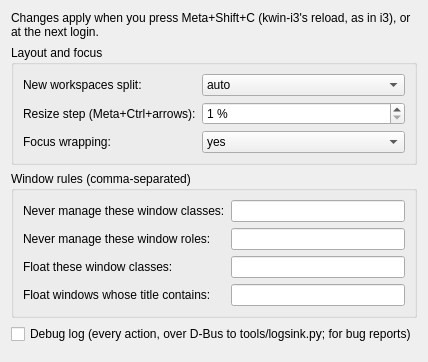
Above: package/contents/ui/config.ui from grandpaul2/kwin-i3 before the change. Below: the same form after it.
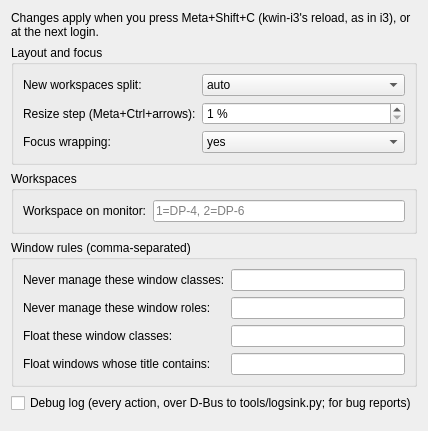
That is the form after the change.

Commit message: Settings step (c): workspace outputs, i3's workspace N output X (docs/spec-settings.md; not live)

What changed in the file:
```diff
--- a/package/contents/ui/config.ui
+++ b/package/contents/ui/config.ui
@@ -113,6 +113,32 @@
      </layout>
     </widget>
    </item>
+   <item>
+    <widget class="QGroupBox" name="workspacesGroup">
+     <property name="title">
+      <string>Workspaces</string>
+     </property>
+     <layout class="QFormLayout" name="workspacesLayout">
+      <item row="0" column="0">
+       <widget class="QLabel" name="workspaceOutputsLabel">
+        <property name="text">
+         <string>Workspace on monitor:</string>
+        </property>
+       </widget>
+      </item>
+      <item row="0" column="1">
+       <widget class="QLineEdit" name="kcfg_workspaceOutputs">
+        <property name="placeholderText">
+         <string>1=DP-4, 2=DP-6</string>
+        </property>
+        <property name="toolTip">
+         <string>i3's "workspace N output X": a workspace lives on that monitor, by its connector name (kscreen-doctor -o lists them). Applies at login, when the monitor appears, and to a workspace first used after the change. Unlisted workspaces: 1 on the primary monitor, then the next free one.</string>
+        </property>
+       </widget>
+      </item>
+     </layout>
+    </widget>
+   </item>
    <item>
     <widget class="QGroupBox" name="rulesGroup">
      <property name="title">
```
The commit also changes 11 other files.
